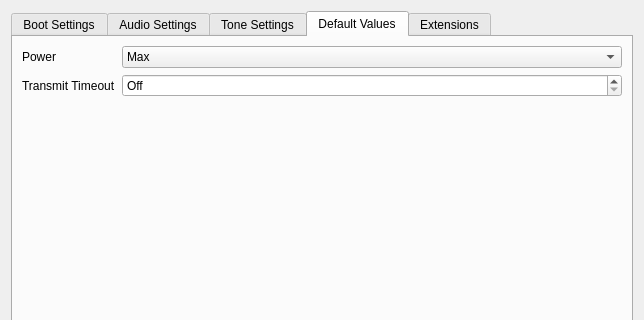
Old version of the form src/generalsettingsview.ui in the repository hmatuschek/qdmr; both pictures show x 0 to 644 and y 0 to 320 of the 644 by 557 pixel window.
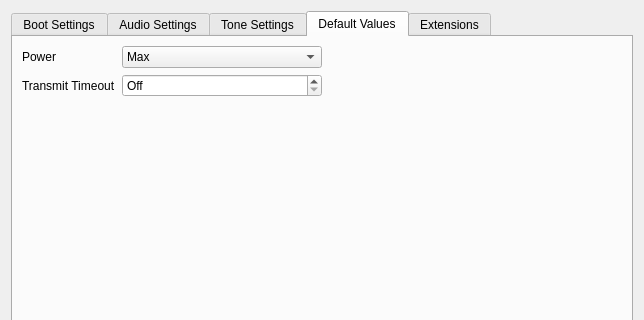
New version of the form. The open tabs and pages were chosen to show the change. Custom widgets are drawn as their Qt base class.

Diff of the .ui file:
```diff
--- a/src/generalsettingsview.ui
+++ b/src/generalsettingsview.ui
@@ -494,7 +494,9 @@
         <attribute name="title">
          <string>Default Values</string>
         </attribute>
-        <layout class="QFormLayout" name="formLayout_3">
+        <layout class="QHBoxLayout" name="horizontalLayout_6" stretch="1,1">
+         <item>
+          <layout class="QFormLayout" name="defaultLeftForm">
          <item row="0" column="0">
           <widget class="QLabel" name="powerLabel">
            <property name="text">
@@ -550,6 +552,11 @@
             <number>9999</number>
            </property>
           </widget>
+           </item>
+          </layout>
+         </item>
+         <item>
+          <layout class="QFormLayout" name="defaultRightForm"/>
          </item>
         </layout>
        </widget>
```
Left out of the diff: 20 changed lines with no effect on the pictures. Lines whose indentation alone changed are shown as unchanged.
